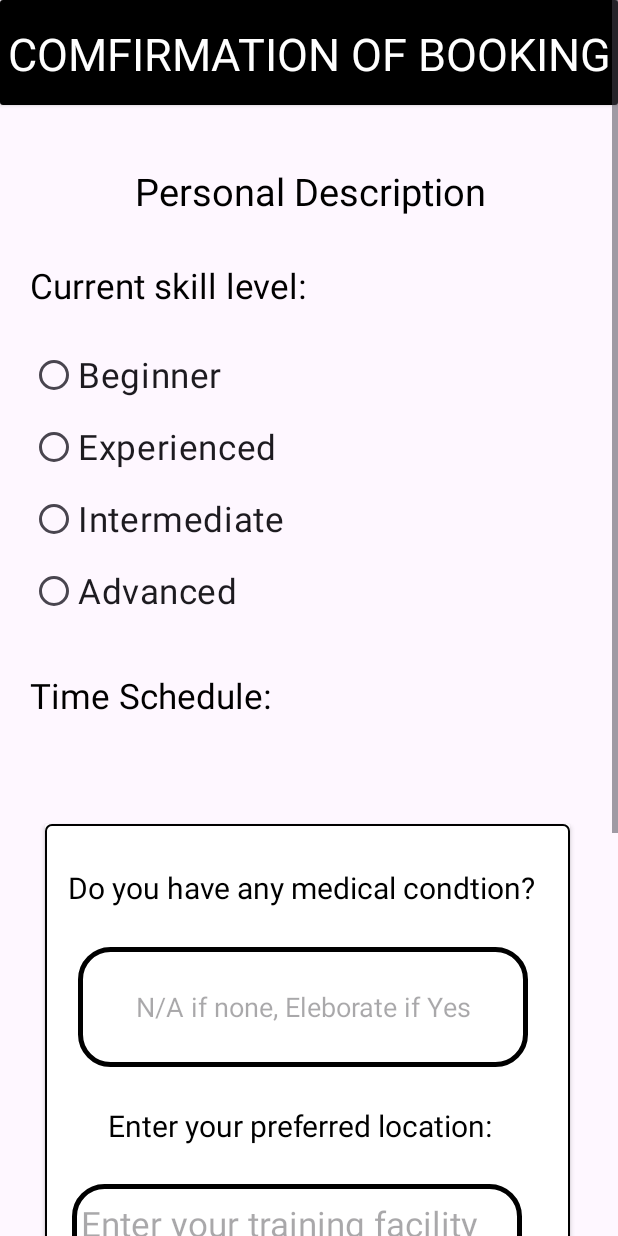
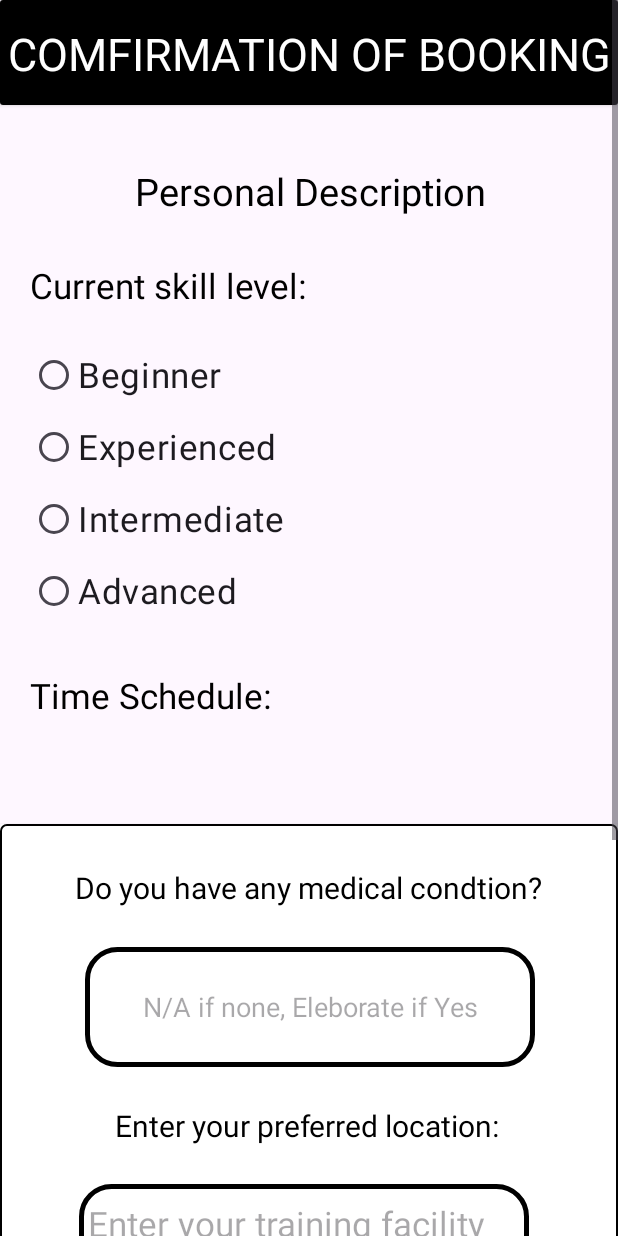
Before and after one commit to BradlyVinceGorgonio/EasyBook, an Android app: the fragment BookNowFragment shown on its own in the app's theme, on a phone screen of 412 x 824 dp. Run offline under Robolectric (Android 15) with nearby library versions, the phone set to English and light mode, and no system bars; our stand-ins replace Firebase (no records; nobody signed in at launch, a user with empty details on screens opened directly).

Commit message:
Easy Booking

```diff
--- a/app/src/main/res/layout/fragment_book_now.xml
+++ b/app/src/main/res/layout/fragment_book_now.xml
@@ -1,5 +1,5 @@
 <?xml version="1.0" encoding="utf-8"?>
-<LinearLayout
+<FrameLayout
     xmlns:android="http://schemas.android.com/apk/res/android"
     xmlns:app="http://schemas.android.com/apk/res-auto"
     xmlns:tools="http://schemas.android.com/tools"
@@ -15,7 +15,7 @@
 
         <ScrollView
             android:layout_width="match_parent"
-            android:layout_height="wrap_content">
+            android:layout_height="match_parent">
 
             <LinearLayout
                 android:layout_width="match_parent"
@@ -55,8 +55,8 @@
 
                 <TextView
                     android:id="@+id/textView6"
-                    android:layout_width="wrap_content"
-                    android:layout_height="wrap_content"
+                    android:layout_width="match_parent"
+                    android:layout_height="match_parent"
                     android:layout_marginLeft="90dp"
                     android:layout_marginTop="40dp"
                     android:text="Personal Description"
@@ -71,8 +71,8 @@
 
                 <TextView
                     android:id="@+id/textView7"
-                    android:layout_width="wrap_content"
-                    android:layout_height="wrap_content"
+                    android:layout_width="match_parent"
+                    android:layout_height="match_parent"
                     android:layout_marginLeft="20dp"
                     android:layout_marginTop="30dp"
                     android:text="Current skill level:"
@@ -89,8 +89,8 @@
 
                         <RadioGroup
                             android:id="@+id/radio_group"
-                            android:layout_width="wrap_content"
-                            android:layout_height="wrap_content"
+                            android:layout_width="match_parent"
+                            android:layout_height="match_parent"
                             android:layout_marginLeft="20dp"
                             android:layout_marginTop="20dp"
                             android:layout_marginBottom="20dp">
@@ -127,8 +127,8 @@
 
                 <TextView
                     android:id="@+id/textView8"
-                    android:layout_width="wrap_content"
-                    android:layout_height="wrap_content"
+                    android:layout_width="match_parent"
+                    android:layout_height="match_parent"
                     android:layout_marginLeft="20dp"
                     android:layout_marginTop="10dp"
                     android:text="Time Schedule:"
@@ -169,9 +169,8 @@
 
 
                 <androidx.cardview.widget.CardView
-                    android:layout_width="350dp"
-                    android:layout_height="350dp"
-                    android:layout_marginLeft="30dp"
+                    android:layout_width="match_parent"
+                    android:layout_height="match_parent"
                     android:layout_marginTop="40dp"
                     app:layout_constraintBottom_toBottomOf="parent"
                     app:layout_constraintTop_toTopOf="parent"
@@ -187,7 +186,7 @@
                             android:id="@+id/textView10"
                             android:layout_width="wrap_content"
                             android:layout_height="wrap_content"
-                            android:layout_marginLeft="15dp"
+                            android:layout_marginLeft="50dp"
                             android:layout_marginTop="1dp"
                             android:text="Do you have any medical condtion?"
                             android:textColor="@color/black"
@@ -223,6 +222,7 @@
                             android:layout_height="80dp"
                             android:layout_marginLeft="-280dp"
                             android:layout_marginTop="240dp"
+                            android:layout_marginBottom="20dp"
                             android:background="@drawable/custom_edittext"
                             android:hint=" Enter your training facility address:"
                             android:textSize="23sp"
@@ -337,4 +337,4 @@
 
 
 
-</LinearLayout>
+</FrameLayout>
```
